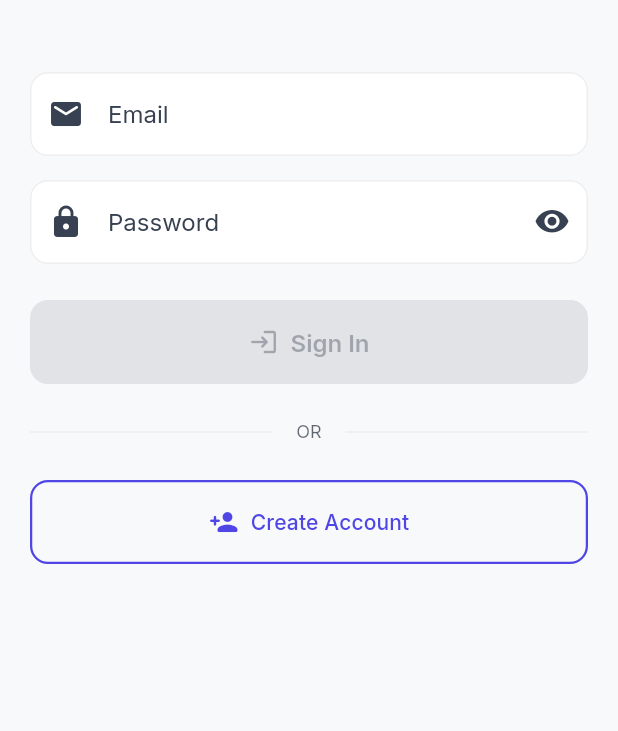
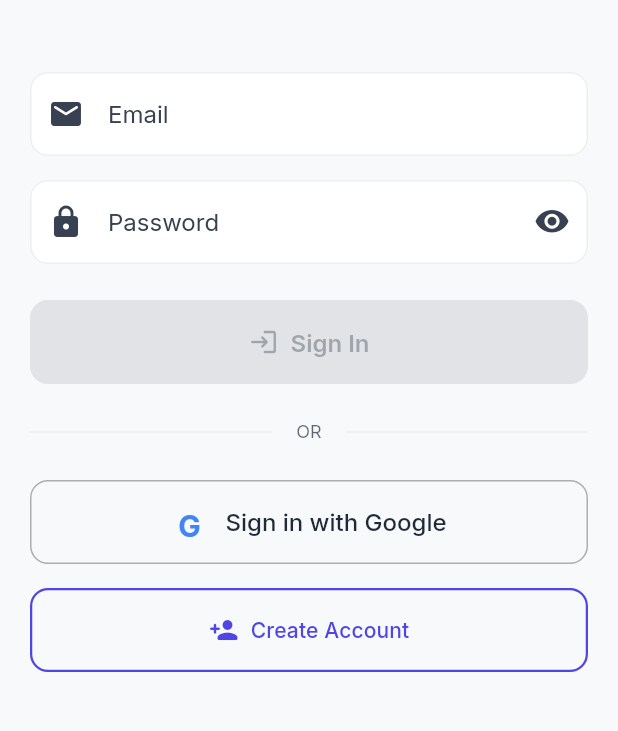
Before and after one commit to kalviumcommunity/S72-Feb2026-DALL_E-FlutterFirebase-Hostel360, a Flutter app: the screen it shows after launch, scrolled down 130 dp, after a tap on "Sign In", on a phone screen of 412 x 824 dp, the part 474-1205 px from its top. Run offline on Flutter 3.47's test engine with Material 3 defaults, Android fonts, the light colour scheme and no system bars; our stand-ins replace cloud_firestore, connectivity_plus, cross_file, firebase_auth, firebase_core, firebase_messaging and 6 more; accounts and stored records are empty; generated files the repository leaves out were written again.

Commit message:
added google auth

```diff
--- a/lib/screens/login_screen.dart
+++ b/lib/screens/login_screen.dart
@@ -294,6 +294,71 @@ class _LoginScreenState extends State<LoginScreen>
 
                     const SizedBox(height: AppTheme.spacing24),
 
+                    // Google Sign-In button
+                    SizedBox(
+                      width: double.infinity,
+                      height: 56,
+                      child: OutlinedButton(
+                        onPressed: authProvider.isLoading
+                            ? null
+                            : () async {
+                                authProvider.clearError();
+                                final success =
+                                    await authProvider.signInWithGoogle();
+                                if (success && mounted) {
+                                  Navigator.of(context)
+                                      .popUntil((route) => route.isFirst);
+                                }
+                              },
+                        style: OutlinedButton.styleFrom(
+                          side: BorderSide(
+                            color: Theme.of(context)
+                                .colorScheme
+                                .outline
+                                .withOpacity(0.3),
+                          ),
+                          shape: RoundedRectangleBorder(
+                            borderRadius:
+                                BorderRadius.circular(AppTheme.radiusMedium),
+                          ),
+                        ),
+                        child: Row(
+                          mainAxisAlignment: MainAxisAlignment.center,
+                          children: [
+                            // Google "G" logo
+                            Container(
+                              width: 24,
+                              height: 24,
+                              decoration: BoxDecoration(
+                                borderRadius: BorderRadius.circular(4),
+                              ),
+                              child: const Text(
+                                'G',
+                                textAlign: TextAlign.center,
+                                style: TextStyle(
+                                  fontSize: 20,
+                                  fontWeight: FontWeight.bold,
+                                  color: Color(0xFF4285F4),
+                                ),
+                              ),
+                            ),
+                            const SizedBox(width: AppTheme.spacing12),
+                            Text(
+                              'Sign in with Google',
+                              style: Theme.of(context)
+                                  .textTheme
+                                  .bodyLarge
+                                  ?.copyWith(
+                                    fontWeight: FontWeight.w500,
+                                  ),
+                            ),
+                          ],
+                        ),
+                      ),
+                    ),
+
+                    const SizedBox(height: AppTheme.spacing16),
+
                     // Sign up button
                     CustomButton(
                       text: 'Create Account',
--- a/pubspec.yaml
+++ b/pubspec.yaml
@@ -31,6 +31,9 @@ dependencies:
   image_picker: ^1.2.1
   firebase_storage: ^13.1.0
 
+  # Google Sign-In
+  google_sign_in: ^6.1.6
+
 dev_dependencies:
   flutter_test:
     sdk: flutter
```
Also changed, not shown: lib/providers/auth_provider.dart (+48 -0 lines), lib/services/auth_service.dart (+27 -0 lines), pubspec.lock, 3 other files.
